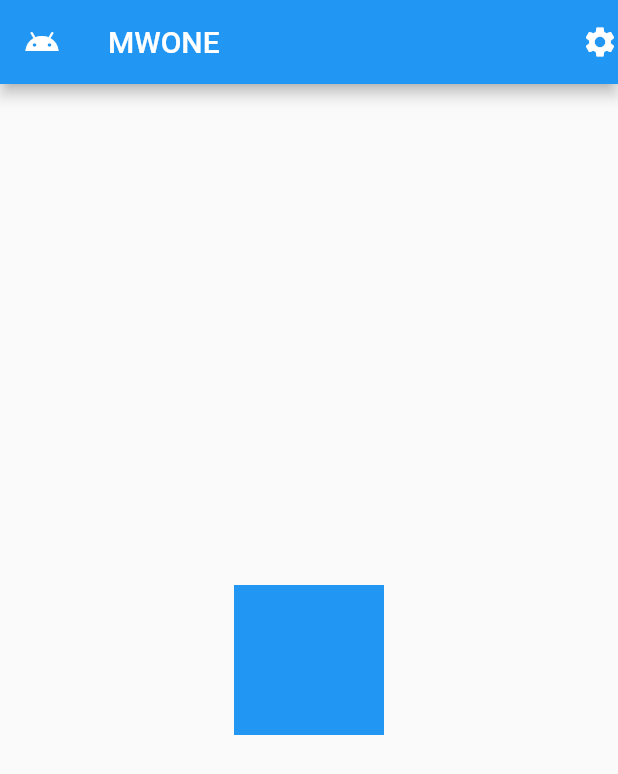
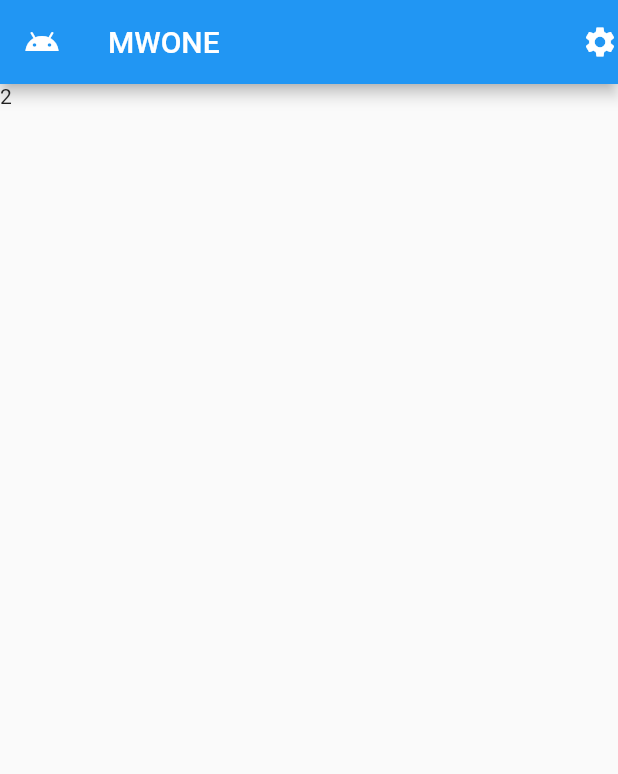
Before and after one commit to mamadou-wone/flutter_by_mwone, a Flutter app: the screen it shows after launch, on a phone screen of 412 x 824 dp. Shown: the top 774 px of the screen. Run offline on Flutter 3.47's test engine with Material 2 defaults, Android fonts, the phone set to English and light mode, and no system bars.

Commit message:
Day 1 Second Week with Flutter

```diff
--- a/lib/main.dart
+++ b/lib/main.dart
@@ -29,17 +29,26 @@ class MyHomePage extends StatefulWidget {
 }
 
 class _MyHomePageState extends State<MyHomePage> {
- Color color = Colors.blue;
+ Color color = Colors.deepOrange;
+
+
+ void listEntier(){
+   for (var i = 0; i < 100; i++) {
+     Text(i.toString());
+   }
+ }
 
   @override
   Widget build(BuildContext context) {
     Color colorIcon = Colors.white;
+    List<int>entier = [1,2,3,4];
     return Scaffold(
       appBar: AppBar(
         backgroundColor: Colors.blue,
         leading: Icon(Icons.android, color: Colors.white),
         title: Text(
           'MWONE',
+          textAlign: TextAlign.center,
           style: TextStyle(
             color: Colors.white,
           ),
@@ -53,36 +62,39 @@ class _MyHomePageState extends State<MyHomePage> {
          ),
        ],
       ),
-      body: Center(
-        child: GestureDetector(
-          child: Container(
-            height: 100,
-            width: 100,
-            color: color,
-          ),
-          onTap: () {
-            setState(() {
-              color = Colors.black;
-            });
-          },
-          onDoubleTap: () {
-            setState(() {
-              color = Colors.yellow;
-            });
-          },
-          onLongPress: () {
-            setState(() {
-              color = Colors.blue;
-            });
-          },
-        ),
-
-      ) ,
-
+      body:ListView(
+        children: <Widget>[
+          Text(entier[1].toString()),
+        ],
+      ),
     );
   }
 }
 
+// Center(
+//         child: GestureDetector(
+//           child: Container(
+//             height: 100,
+//             width: 100,
+//             color: color,
+//           ),
+//           onTap: () {
+//             setState(() {
+//               color = Colors.black;
+//             });
+//           },
+//           onDoubleTap: () {
+//             setState(() {
+//               color = Colors.yellow;
+//             });
+//           },
+//           onLongPress: () {
+//             setState(() {
+//               color = Colors.blue;
+//             });
+//           },
+//         ),
+//       ) ,
 // class MyApp extends StatelessWidget{
 
 //   @override
```
